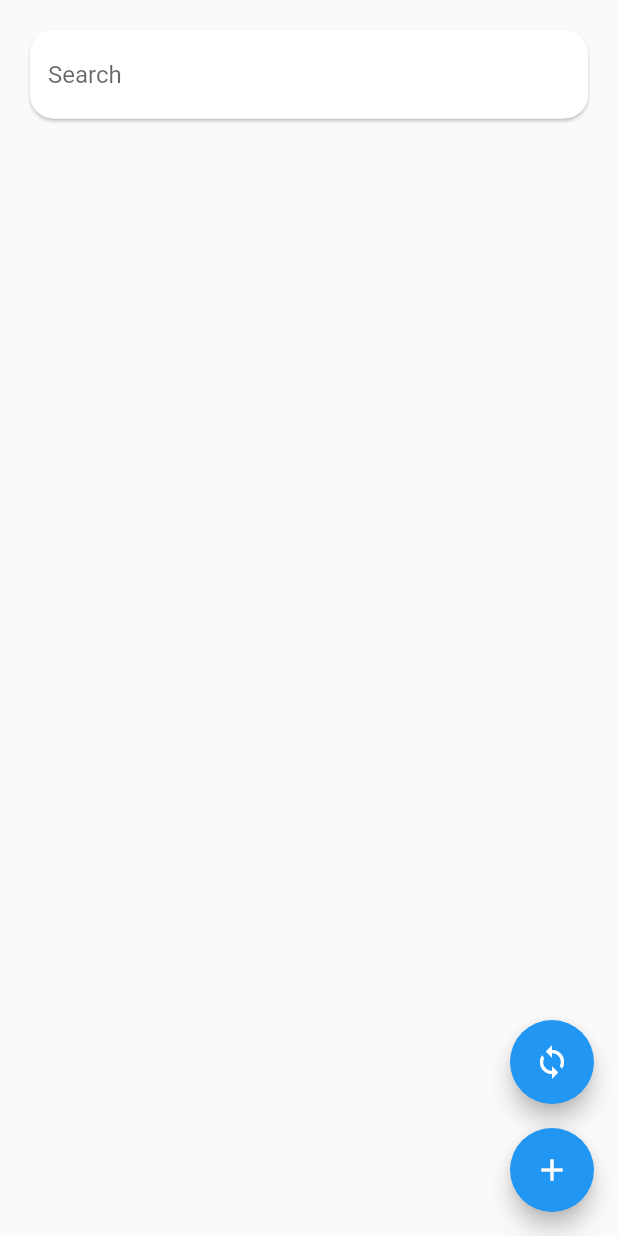
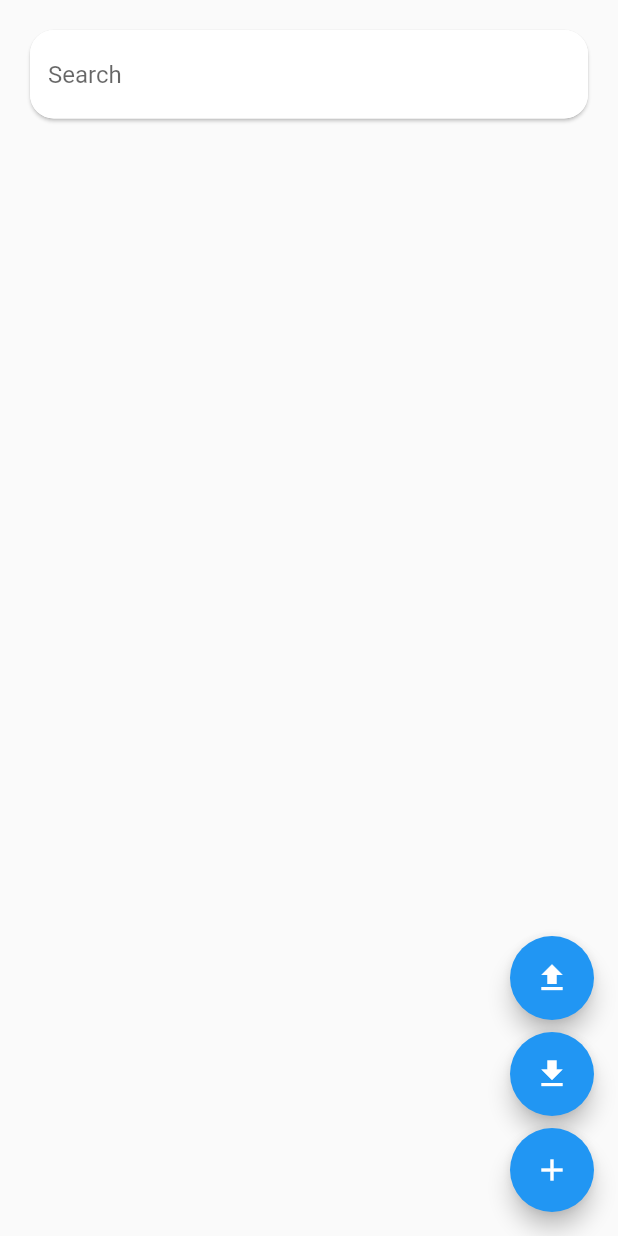
Before and after one commit to Harits19/my_password_app, a Flutter app: the HomePage screen opened directly, on a phone screen of 412 x 824 dp. Run offline on Flutter 3.47's test engine with Material 2 defaults, Android fonts, the phone set to English and light mode, and no system bars; our stand-ins replace file_picker, flutter_riverpod, google_sign_in, local_auth, share_plus, shared_preferences; missing offline and left inert: encrypt, googleapis; accounts and stored records are empty.

```diff
--- /dev/null
+++ b/lib/core/extensions/async_value_extension.dart
@@ -0,0 +1,5 @@
+import 'package:flutter_riverpod/flutter_riverpod.dart';
+
+extension AsyncValueExtension on AsyncValue {
+
+}
--- a/lib/core/extensions/context_extension.dart
+++ b/lib/core/extensions/context_extension.dart
@@ -29,4 +29,6 @@ extension BuildContextExtension on BuildContext {
     bool isDarkMode = brightness == Brightness.dark;
     return isDarkMode;
   }
+
+  Size get mSize => MediaQuery.of(this).size;
 }
--- a/lib/ui/pages/home/home_page.dart
+++ b/lib/ui/pages/home/home_page.dart
@@ -6,6 +6,7 @@ import 'package:my_password_app/ui/pages/home/views/drawer_view.dart';
 import 'package:my_password_app/ui/pages/home/views/floating_button_view.dart';
 import 'package:my_password_app/ui/pages/home/views/password_view.dart';
 import 'package:my_password_app/ui/widgets/text_field_widget.dart';
+import 'package:my_password_app/ui/widgets/widget_util.dart';
 
 class HomePage extends ConsumerStatefulWidget {
   const HomePage({super.key});
@@ -16,9 +17,31 @@ class HomePage extends ConsumerStatefulWidget {
 
 class _HomeV2PageState extends ConsumerState<HomePage> {
   @override
+  void initState() {
+    super.initState();
+    ref.listenManual(homeNotifier.select((value) => value.passwords),
+        (previous, next) {
+      next.when(
+        loading: WidgetUtil.showLoading,
+        error: (error, stackTrace) {
+          WidgetUtil.safePop();
+          WidgetUtil.showError(
+            error,
+            stackTrace: stackTrace,
+          );
+        },
+        data: (data) {
+          WidgetUtil.safePop();
+        },
+      );
+    });
+  }
+
+  @override
   Widget build(BuildContext context) {
-    final listPassword = ref.watch(homeNotifier).showedList;
+    final hWatch = ref.watch(homeNotifier);
     final hRead = ref.read(homeNotifier.notifier);
+    final listPassword = hWatch.showedList;
 
     return Scaffold(
       floatingActionButton: FloatingButtonView(),
--- a/lib/ui/pages/home/views/floating_button_view.dart
+++ b/lib/ui/pages/home/views/floating_button_view.dart
@@ -1,7 +1,7 @@
 import 'package:flutter/material.dart';
 import 'package:flutter_riverpod/flutter_riverpod.dart';
+import 'package:my_password_app/ui/pages/home/home_notifier.dart';
 import 'package:my_password_app/ui/pages/home/manage_password/manage_password_page.dart';
-import 'package:my_password_app/ui/widgets/space_widget.dart';
 
 class FloatingButtonView extends ConsumerStatefulWidget {
   const FloatingButtonView({
@@ -15,14 +15,22 @@ class FloatingButtonView extends ConsumerStatefulWidget {
 class _FloatingButtonViewState extends ConsumerState<FloatingButtonView> {
   @override
   Widget build(BuildContext context) {
-    return Column(
-      mainAxisSize: MainAxisSize.min,
+    return Wrap(
+      direction: Axis.vertical,
+      spacing: 8,
       children: [
         FloatingActionButton(
-          child: Icon(Icons.sync),
-          onPressed: () {},
+          child: Icon(Icons.upload),
+          onPressed: () {
+            ref.read(homeNotifier.notifier).push();
+          },
         ),
-        SpaceWidget.verti16,
+        FloatingActionButton(
+          child: Icon(Icons.download),
+          onPressed: () {
+            ref.read(homeNotifier.notifier).pull();
+          },
+        ),
         FloatingActionButton(
           heroTag: 'floatingButton1',
           onPressed: () async {
@@ -33,8 +41,6 @@ class _FloatingButtonViewState extends ConsumerState<FloatingButtonView> {
           },
           child: Icon(Icons.add),
         ),
-        // SpaceWidget.hori8,
-        // FloatingButtonDrawer(),
       ],
     );
   }
--- a/lib/ui/widgets/text_field_widget.dart
+++ b/lib/ui/widgets/text_field_widget.dart
@@ -41,6 +41,11 @@ class _TextFieldWidgetState extends State<TextFieldWidget> {
 
         print(themeData.colorScheme.error);
         final errorText = field.errorText;
+        final decoration = widget.decoration;
+        final controller = widget.controller;
+        controller?.addListener(() {
+          field.didChange(controller.text);
+        });
         return Column(
           crossAxisAlignment: CrossAxisAlignment.stretch,
           children: [
@@ -50,7 +55,12 @@ class _TextFieldWidgetState extends State<TextFieldWidget> {
                   field.didChange(val);
                   widget.onChanged?.call(val);
                 },
-                decoration: widget.decoration,
+                decoration: decoration.copyWith(
+                  suffixIcon: Material(
+                    color: Colors.transparent,
+                    child: decoration.suffixIcon,
+                  ),
+                ),
                 readOnly: widget.readOnly,
                 controller: widget.controller,
                 maxLines: widget.maxLines,
--- a/lib/ui/widgets/widget_util.dart
+++ b/lib/ui/widgets/widget_util.dart
@@ -3,6 +3,7 @@ import 'dart:async';
 import 'package:flutter/material.dart';
 import 'package:my_password_app/app.dart';
 import 'package:my_password_app/core/utils/my_print.dart';
+import 'package:my_password_app/ui/widgets/loading_widget.dart';
 
 class WidgetUtil {
   static BuildContext get context => navigatorKey.currentContext!;
@@ -14,9 +15,7 @@ class WidgetUtil {
         barrierDismissible: false,
         builder: (context) => WillPopScope(
           onWillPop: () async => false,
-          child: Center(
-            child: CircularProgressIndicator(),
-          ),
+          child: LoadingWidget(),
         ),
       );
     });
```
Also changed, not shown: lib/core/services/google_drive_service.dart (+16 -5 lines), lib/ui/pages/home/home_notifier.dart (+27 -13 lines), lib/ui/pages/home/manage_password/manage_password_page.dart (+11 -7 lines), lib/ui/widgets/loading_widget.dart (added, +18 -0 lines).
